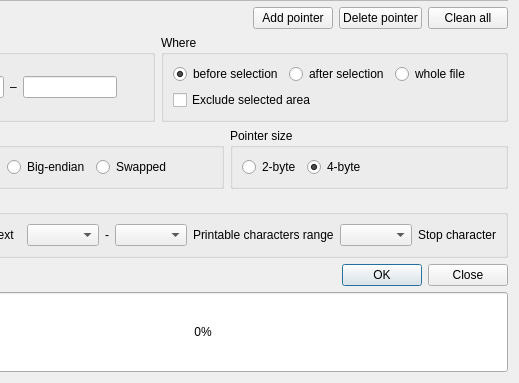
Above: src/pointersdialog.ui from road-t/RTHextion before the change; both pictures show x 113 to 632 and y 583 to 966 of the 632 by 966 pixel window. Below: the same form after it.
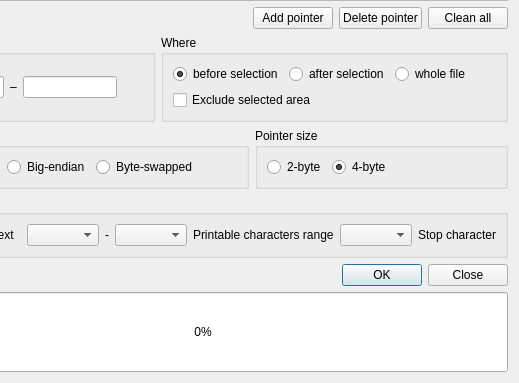
That is the form after the change.

Commit message: Options dialog layout updated

Patch:
```diff
--- a/src/pointersdialog.ui
+++ b/src/pointersdialog.ui
@@ -258,7 +258,7 @@
           <item>
            <widget class="QRadioButton" name="rbSW">
             <property name="text">
-             <string>Swapped</string>
+             <string>Byte-swapped</string>
             </property>
             <attribute name="buttonGroup">
              <string notr="true">bgEndianness</string>
```
The commit also changes 2 other files.
